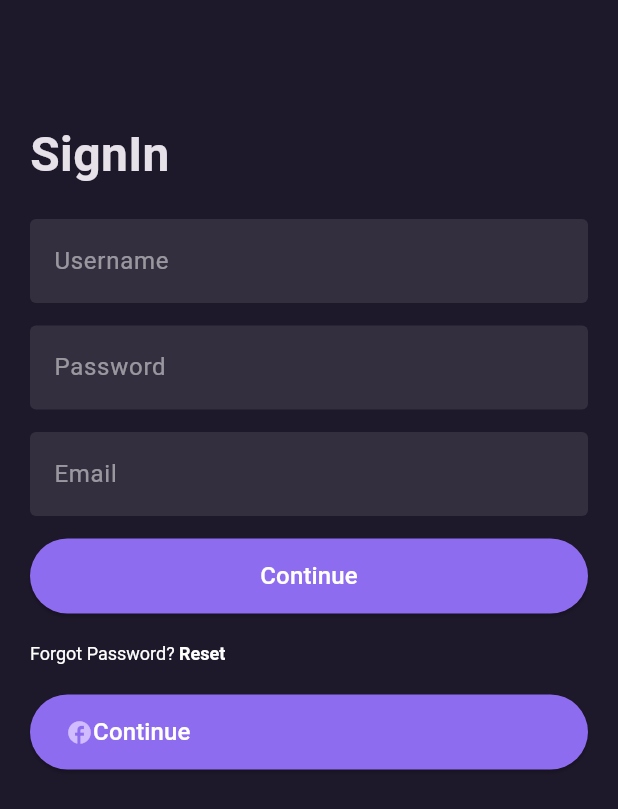
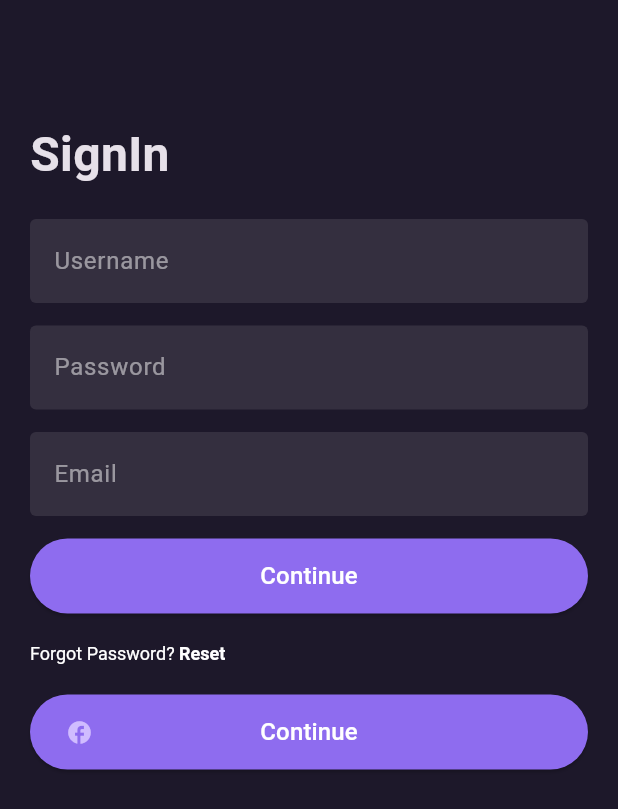
Before and after one commit to xMiuoshh/utrzymanie-ruchu-app, a Flutter app: the screen it shows after launch, on a phone screen of 412 x 824 dp. Shown: the top 809 px of the screen. Run offline on Flutter 3.47's test engine with Material 3 defaults, Android fonts, the light colour scheme and no system bars; Roboto replaces fonts that are missing (Circular Std, Circular std).

```diff
--- a/lib/features/login_page/clean_architecture/presentation/widgets/login_with.dart
+++ b/lib/features/login_page/clean_architecture/presentation/widgets/login_with.dart
@@ -34,16 +34,21 @@ class LoginWithButton extends StatelessWidget{
 
 
                ),
-              ),child: Row(
+              ),child: Stack(
+                alignment: Alignment.center,
+                children: [
 
-                mainAxisAlignment: MainAxisAlignment.start,
-          children: [
-            Icon(Icons.facebook),
+            Align( // Wyrownywanie
+              alignment: Alignment.centerLeft,
+              child: Icon(Icons.facebook)),
+
             Text(
               style: AppTextStyle.buttonText,
               'Continue'),
+
+
           ],
-                ),
+              )
               )
               ),
         )
```
